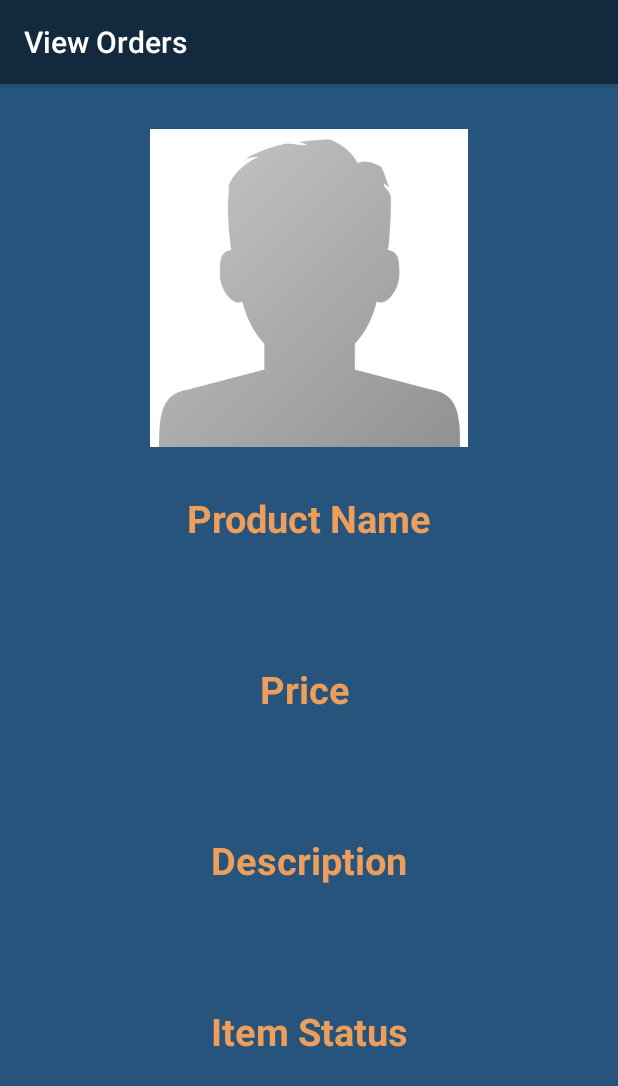
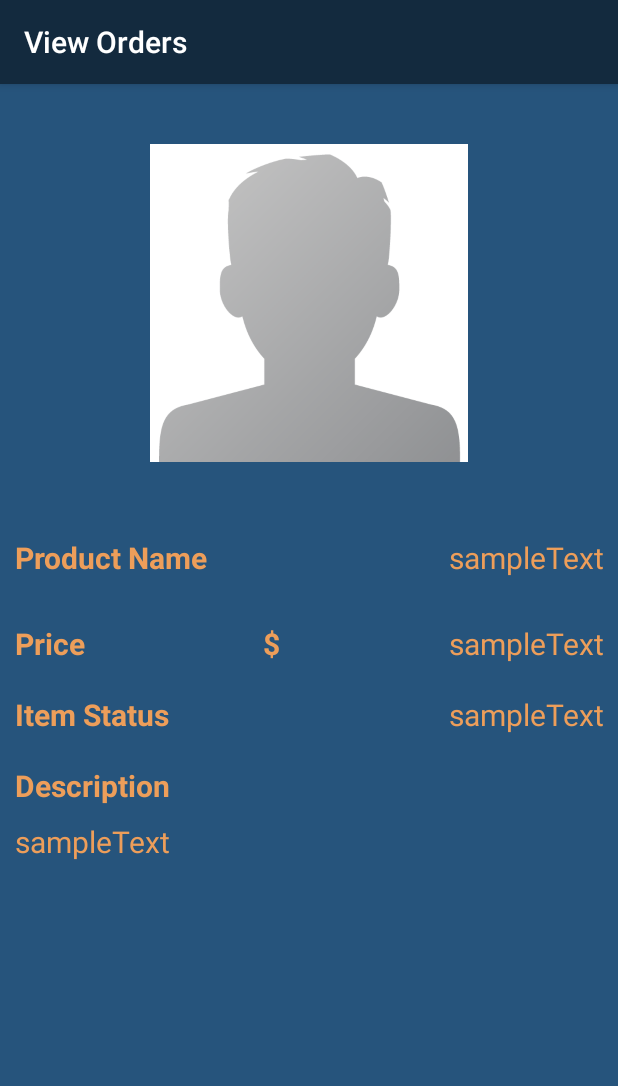
Before and after one commit to nityachinchani/MobileApp, an Android app: the ViewOrderActivity screen opened directly, with no data from a screen before it, on a phone screen of 412 x 824 dp. Shown: the top 1086 px of the screen. Run offline under Robolectric (Android 15) with nearby library versions, the phone set to English and light mode, and no system bars; our stand-ins replace Firebase (no records; nobody signed in at launch, a user with empty details on screens opened directly); 2 statements that could not run were skipped.

Commit message:
Update activity_view_order.xml

```diff
--- a/app/src/main/res/layout/activity_view_order.xml
+++ b/app/src/main/res/layout/activity_view_order.xml
@@ -17,7 +17,8 @@
             android:background="@color/background_color_main"
             android:clickable="false"
             android:focusable="true"
-            android:orientation="vertical">
+            android:orientation="vertical"
+            android:padding="10dp">
 
             <ImageView
                 android:id="@+id/product_image"
@@ -30,82 +31,116 @@
                 android:textColor="@color/general_text_color"
                 app:srcCompat="@drawable/profile_image" />
 
-            <TextView
+            <LinearLayout
                 android:layout_width="match_parent"
                 android:layout_height="wrap_content"
-                android:gravity="center_horizontal|center_vertical"
-                android:text="Product Name"
-                android:textColor="@color/general_text_color"
-                android:textSize="25dp"
-                android:textStyle="bold" />
+                android:layout_marginVertical="20dp"
+                android:orientation="horizontal">
 
-            <TextView
-                android:id="@+id/product_title"
+                <TextView
+                    android:layout_width="wrap_content"
+                    android:layout_height="wrap_content"
+                    android:layout_weight="2"
+                    android:gravity="left|center_vertical"
+                    android:text="Product Name"
+                    android:textColor="@color/general_text_color"
+                    android:textSize="20dp"
+                    android:textStyle="bold" />
+
+                <TextView
+                    android:id="@+id/product_title"
+                    android:layout_width="210dp"
+                    android:layout_height="match_parent"
+                    android:layout_marginStart="10dp"
+                    android:gravity="right|center_vertical"
+                    android:text="sampleText"
+                    android:textColor="@color/general_text_color"
+                    android:textSize="20sp" />
+            </LinearLayout>
+
+            <LinearLayout
                 android:layout_width="match_parent"
                 android:layout_height="wrap_content"
-                android:layout_marginLeft="10dp"
-                android:layout_marginTop="30dp"
-                android:layout_marginRight="10dp"
-                android:layout_marginBottom="30dp"
-                android:textColor="@color/general_text_color" />
+                android:layout_marginVertical="10dp"
+                android:orientation="horizontal">
+
+                <TextView
+                    android:layout_width="wrap_content"
+                    android:layout_height="wrap_content"
+                    android:layout_weight="2"
+                    android:gravity="left|center_vertical"
+                    android:text="Price "
+                    android:textColor="@color/general_text_color"
+                    android:textSize="20dp"
+                    android:textStyle="bold" />
+
+                <TextView
+                    android:layout_width="wrap_content"
+                    android:layout_height="match_parent"
+                    android:layout_weight="1"
+                    android:gravity="right|center_vertical"
+                    android:text="$"
+                    android:textColor="@color/general_text_color"
+                    android:textSize="20sp"
+                    android:textStyle="bold"
+                    android:layout_marginEnd="5dp"/>
+
+                <TextView
+                    android:id="@+id/product_price"
+                    android:layout_width="210dp"
+                    android:layout_height="match_parent"
+                    android:gravity="right|center_vertical"
+                    android:text="sampleText"
+                    android:textColor="@color/general_text_color"
+                    android:textSize="20sp" />
+            </LinearLayout>
+
+            <LinearLayout
+                android:layout_width="match_parent"
+                android:layout_height="wrap_content"
+                android:layout_marginTop="10dp"
+                android:layout_marginBottom="20dp"
+                android:orientation="horizontal">
+
+                <TextView
+                    android:id="@+id/tv_Status"
+                    android:layout_width="wrap_content"
+                    android:layout_height="wrap_content"
+                    android:layout_weight="3"
+                    android:gravity="left|center_vertical"
+                    android:text="Item Status"
+                    android:textColor="@color/general_text_color"
+                    android:textSize="20dp"
+                    android:textStyle="bold" />
+
+                <TextView
+                    android:id="@+id/tv_StatusValue"
+                    android:layout_width="210dp"
+                    android:layout_height="match_parent"
+                    android:gravity="right|center_vertical"
+                    android:text="sampleText"
+                    android:textColor="@color/general_text_color"
+                    android:textSize="20sp"
+                    android:layout_marginStart="10dp"/>
+            </LinearLayout>
 
             <TextView
                 android:layout_width="match_parent"
                 android:layout_height="wrap_content"
-                android:gravity="center_horizontal|center_vertical"
-                android:text="Price "
-                android:textColor="@color/general_text_color"
-                android:textSize="25dp"
-                android:textStyle="bold" />
-
-            <TextView
-                android:id="@+id/product_price"
-                android:layout_width="match_parent"
-                android:layout_height="wrap_content"
-                android:layout_marginLeft="10dp"
-                android:layout_marginTop="30dp"
-                android:layout_marginRight="10dp"
-                android:layout_marginBottom="30dp"
-                android:textColor="@color/general_text_color" />
-
-            <TextView
-                android:layout_width="match_parent"
-                android:layout_height="wrap_content"
-                android:gravity="center_horizontal|center_vertical"
+                android:gravity="left|center_vertical"
                 android:text="Description"
                 android:textColor="@color/general_text_color"
-                android:textSize="25dp"
+                android:textSize="20dp"
                 android:textStyle="bold" />
 
             <TextView
                 android:id="@+id/product_description"
                 android:layout_width="match_parent"
                 android:layout_height="wrap_content"
-                android:layout_marginLeft="10dp"
-                android:layout_marginTop="30dp"
-                android:layout_marginRight="10dp"
-                android:layout_marginBottom="30dp"
-                android:textColor="@color/general_text_color" />
-
-            <TextView
-                android:id="@+id/tv_Status"
-                android:layout_width="match_parent"
-                android:layout_height="wrap_content"
-                android:gravity="center_horizontal|center_vertical"
-                android:text="Item Status"
+                android:layout_marginTop="10dp"
                 android:textColor="@color/general_text_color"
-                android:textSize="25dp"
-                android:textStyle="bold" />
-
-            <TextView
-                android:id="@+id/tv_StatusValue"
-                android:layout_width="match_parent"
-                android:layout_height="wrap_content"
-                android:layout_marginLeft="10dp"
-                android:layout_marginTop="30dp"
-                android:layout_marginRight="10dp"
-                android:layout_marginBottom="30dp"
-                android:textColor="@color/general_text_color" />
+                android:text="sampleText"
+                android:textSize="20sp" />
 
         </LinearLayout>
     </ScrollView>
```
